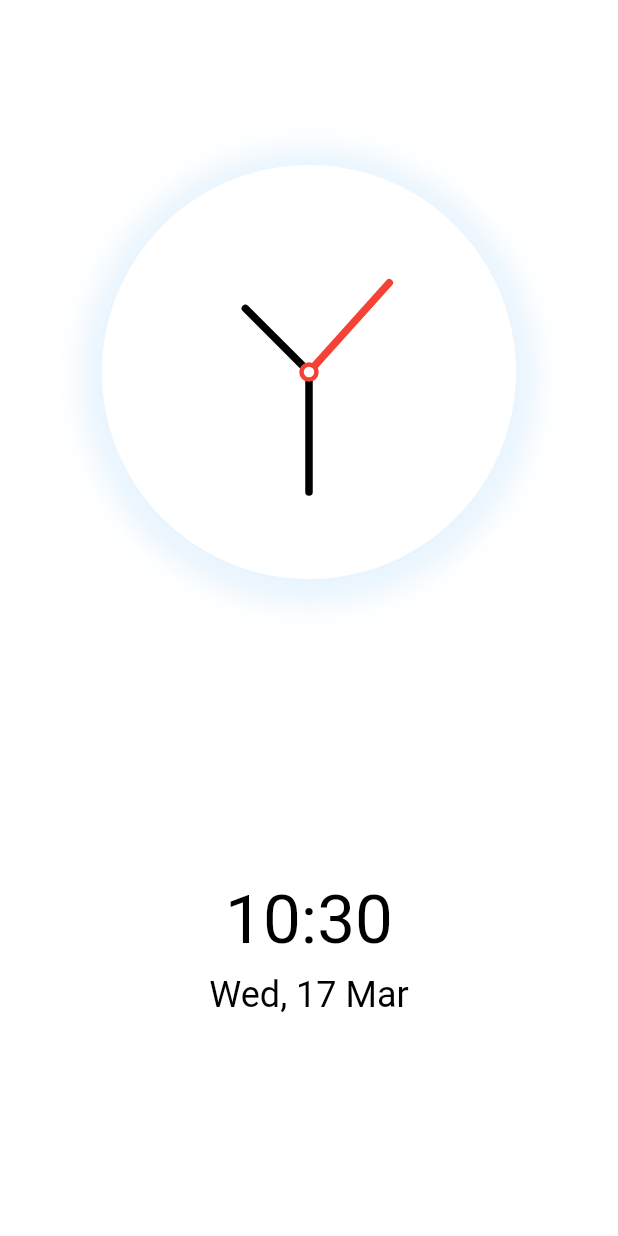
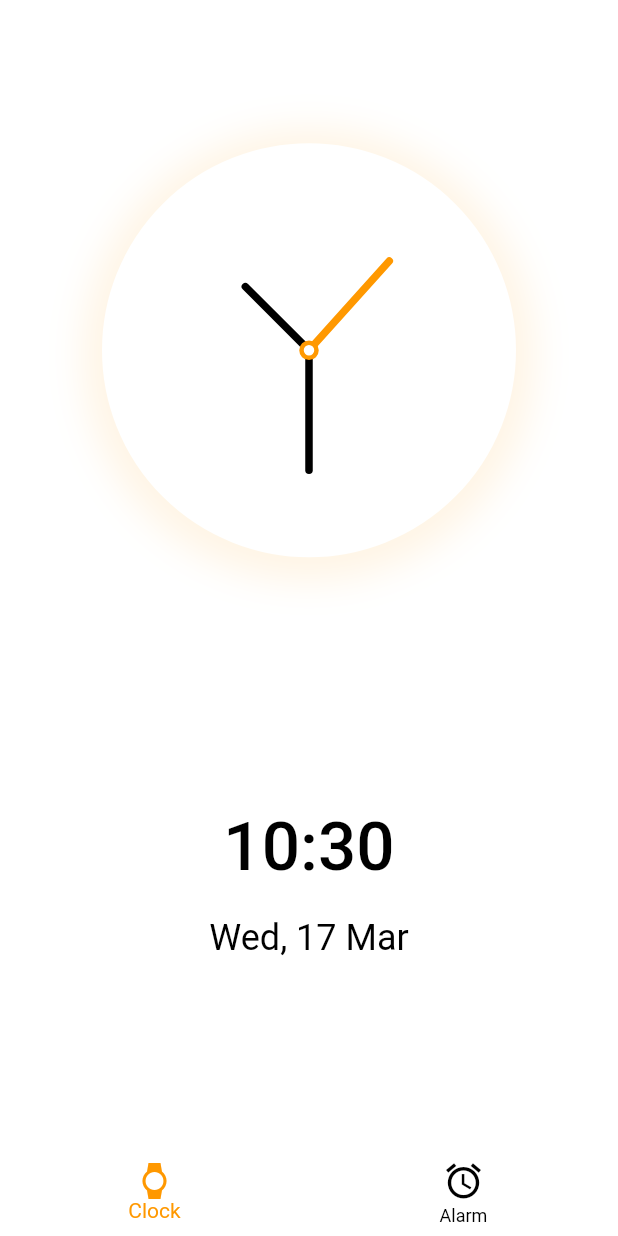
Before and after one commit to SanchezQb/flutter_alarm_clock, a Flutter app: the screen it shows after launch, on a phone screen of 412 x 824 dp. Run offline on Flutter 3.47's test engine with Material 2 defaults, Android fonts, the phone set to English and light mode, and no system bars.

Commit message:
tabbed view, new color scheme and default alarms

```diff
--- /dev/null
+++ b/lib/application/ui/alarm/data/alarms.dart
@@ -0,0 +1,19 @@
+import 'package:clock_app/application/ui/alarm/models/alarm_model.dart';
+
+List<Alarm> alarms = [
+  Alarm(
+    alarmDateTime: DateTime.now().add(
+      const Duration(hours: 19),
+    ),
+  ),
+  Alarm(
+    alarmDateTime: DateTime.now().add(
+      const Duration(hours: 2),
+    ),
+  ),
+  Alarm(
+    alarmDateTime: DateTime.now().add(
+      const Duration(hours: 12),
+    ),
+  )
+];
--- /dev/null
+++ b/lib/application/ui/alarm/models/alarm_model.dart
@@ -0,0 +1,9 @@
+import 'package:flutter/foundation.dart';
+
+class Alarm {
+  DateTime alarmDateTime;
+  bool isActive;
+  Alarm({
+    @required this.alarmDateTime,
+  });
+}
--- a/lib/application/ui/clock/pages/clock_page.dart
+++ b/lib/application/ui/clock/pages/clock_page.dart
@@ -1,111 +1,41 @@
-import 'dart:async';
-import 'dart:math';
+import 'package:clock_app/application/ui/clock/widgets/clock_widget.dart';
+import 'package:flutter/material.dart';
+import 'package:intl/intl.dart';
 
-import 'package:flutter/material.dart';
-
-class ClockPage extends StatefulWidget {
-  @override
-  _ClockPageState createState() => _ClockPageState();
-}
-
-class _ClockPageState extends State<ClockPage> {
-  @override
-  void initState() {
-    super.initState();
-    Timer.periodic(const Duration(seconds: 1), (timer) {
-      setState(() {});
-    });
-  }
-
+class ClockPage extends StatelessWidget {
+  static final currentDate = DateTime.now();
+  final date = DateFormat('EEE, d MMM').format(currentDate);
+  final time = DateFormat('HH:mm').format(currentDate);
   @override
   Widget build(BuildContext context) {
-    return Container(
-        width: 300,
-        height: 300,
-        decoration: BoxDecoration(
-          shape: BoxShape.circle,
-          boxShadow: [
-            BoxShadow(
-              color: Colors.blue.withOpacity(0.1),
-              spreadRadius: 2,
-              blurRadius: 15,
-              offset: const Offset(0, 3),
-            ),
-          ],
+    return Column(
+      children: [
+        Expanded(
+          child: Center(child: ClockWidget()),
         ),
-        child: Transform.rotate(
-          angle: -pi / 2,
-          child: CustomPaint(
-            painter: ClockPainter(),
+        Expanded(
+          child: Column(
+            mainAxisAlignment: MainAxisAlignment.center,
+            children: [
+              Text(
+                time,
+                style: Theme.of(context)
+                    .textTheme
+                    .headline3
+                    .copyWith(color: Colors.black, fontWeight: FontWeight.w500),
+              ),
+              const SizedBox(height: 20),
+              Text(
+                date,
+                style: Theme.of(context)
+                    .textTheme
+                    .headline5
+                    .copyWith(color: Colors.black),
+              ),
+            ],
           ),
-        ));
+        ),
+      ],
+    );
   }
 }
-
-class ClockPainter extends CustomPainter {
-  final currentDate = DateTime.now();
-
-  @override
-  void paint(Canvas canvas, Size size) {
-    final centerX = size.width / 2;
-    final centerY = size.height / 2;
-    final center = Offset(centerX, centerY);
-    final radius = min(centerX, centerY);
-
-    final fillCirclePaint = Paint()..color = Colors.white;
-    final outlineCirclePaint = Paint()
-      ..strokeWidth = 16
-      ..style = PaintingStyle.stroke
-      ..color = Colors.white;
-    final centerDotPainter = Paint()..color = Colors.white;
-    final centerOutlinePainter = Paint()
-      ..strokeWidth = 3
-      ..style = PaintingStyle.stroke
-      ..color = Colors.red;
-
-    final secondHandPaint = Paint()
-      ..style = PaintingStyle.stroke
-      ..strokeWidth = 5
-      ..strokeCap = StrokeCap.round
-      ..color = Colors.red;
-
-    final minuteHandPaint = Paint()
-      ..style = PaintingStyle.stroke
-      ..strokeWidth = 5
-      ..strokeCap = StrokeCap.round
-      ..color = Colors.black;
-
-    final hourHandPaint = Paint()
-      ..style = PaintingStyle.stroke
-      ..strokeWidth = 5
-      ..strokeCap = StrokeCap.round
-      ..color = Colors.black;
-
-    canvas.drawCircle(center, radius - 20, fillCirclePaint);
-    canvas.drawCircle(center, radius - 20, outlineCirclePaint);
-
-    final secondHandX = centerX + 80 * cos(currentDate.second * 6 * pi / 180);
-    final secondHandY = centerX + 80 * sin(currentDate.second * 6 * pi / 180);
-
-    canvas.drawLine(center, Offset(secondHandX, secondHandY), secondHandPaint);
-
-    final minuteHandX = centerX + 80 * cos(currentDate.minute * 6 * pi / 180);
-    final minuteHandY = centerX + 80 * sin(currentDate.minute * 6 * pi / 180);
-
-    canvas.drawLine(center, Offset(minuteHandX, minuteHandY), minuteHandPaint);
-
-    final hourHandX = centerX +
-        60 * cos((currentDate.hour * 30 + currentDate.minute * .5) * pi / 180);
-    final hourHandY = centerX +
-        60 * sin((currentDate.hour * 30 + currentDate.minute * .5) * pi / 180);
-    canvas.drawLine(center, Offset(hourHandX, hourHandY), hourHandPaint);
-
-    canvas.drawCircle(center, 5, centerDotPainter);
-    canvas.drawCircle(center, 5, centerOutlinePainter);
-  }
-
-  @override
-  bool shouldRepaint(covariant CustomPainter oldDelegate) {
-    return true;
-  }
-}
--- /dev/null
+++ b/lib/application/ui/clock/widgets/clock_widget.dart
@@ -0,0 +1,118 @@
+import 'dart:async';
+import 'dart:math';
+
+import 'package:flutter/material.dart';
+
+class ClockWidget extends StatefulWidget {
+  @override
+  _ClockWidgetState createState() => _ClockWidgetState();
+}
+
+class _ClockWidgetState extends State<ClockWidget> {
+  Timer timer;
+  @override
+  void initState() {
+    super.initState();
+    timer = Timer.periodic(const Duration(seconds: 1), (timer) {
+      setState(() {});
+    });
+  }
+
+  @override
+  void dispose() {
+    timer.cancel();
+    super.dispose();
+  }
+
+  @override
+  Widget build(BuildContext context) {
+    return Container(
+        width: 300,
+        height: 300,
+        decoration: BoxDecoration(
+          shape: BoxShape.circle,
+          boxShadow: [
+            BoxShadow(
+              color: Colors.orange.withOpacity(0.1),
+              spreadRadius: 0.5,
+              blurRadius: 20,
+              offset: const Offset(0, 3),
+            ),
+          ],
+        ),
+        child: Transform.rotate(
+          angle: -pi / 2,
+          child: CustomPaint(
+            painter: ClockPainter(),
+          ),
+        ));
+  }
+}
+
+class ClockPainter extends CustomPainter {
+  final currentDate = DateTime.now();
+
+  @override
+  void paint(Canvas canvas, Size size) {
+    final centerX = size.width / 2;
+    final centerY = size.height / 2;
+    final center = Offset(centerX, centerY);
+    final radius = min(centerX, centerY);
+
+    final fillCirclePaint = Paint()..color = Colors.white;
+    final outlineCirclePaint = Paint()
+      ..strokeWidth = 16
+      ..style = PaintingStyle.stroke
+      ..color = Colors.white;
+    final centerDotPainter = Paint()..color = Colors.white;
+    final centerOutlinePainter = Paint()
+      ..strokeWidth = 3
+      ..style = PaintingStyle.stroke
+      ..color = Colors.orange;
+
+    final secondHandPaint = Paint()
+      ..style = PaintingStyle.stroke
+      ..strokeWidth = 5
+      ..strokeCap = StrokeCap.round
+      ..color = Colors.orange;
+
+    final minuteHandPaint = Paint()
+      ..style = PaintingStyle.stroke
+      ..strokeWidth = 5
+      ..strokeCap = StrokeCap.round
+      ..color = Colors.black;
+
+    final hourHandPaint = Paint()
+      ..style = PaintingStyle.stroke
+      ..strokeWidth = 5
+      ..strokeCap = StrokeCap.round
+      ..color = Colors.black;
+
+    canvas.drawCircle(center, radius - 20, fillCirclePaint);
+    canvas.drawCircle(center, radius - 20, outlineCirclePaint);
+
+    final hourHandX = centerX +
+        60 * cos((currentDate.hour * 30 + currentDate.minute * .5) * pi / 180);
+    final hourHandY = centerX +
+        60 * sin((currentDate.hour * 30 + currentDate.minute * .5) * pi / 180);
+    canvas.drawLine(center, Offset(hourHandX, hourHandY), hourHandPaint);
+
+    final minuteHandX = centerX + 80 * cos(currentDate.minute * 6 * pi / 180);
+    final minuteHandY = centerX + 80 * sin(currentDate.minute * 6 * pi / 180);
+
+    canvas.drawLine(center, Offset(minuteHandX, minuteHandY), minuteHandPaint);
+
+    final secondHandX = centerX + 80 * cos(currentDate.second * 6 * pi / 180);
+    final secondHandY = centerX + 80 * sin(currentDate.second * 6 * pi / 180);
+
+    canvas.drawLine(center, Offset(secondHandX, secondHandY), secondHandPaint);
+
+    canvas.drawCircle(center, 5, centerDotPainter);
+    canvas.drawCircle(center, 5, centerOutlinePainter);
+  }
+
+  @override
+  bool shouldRepaint(covariant CustomPainter oldDelegate) {
+    return true;
+  }
+}
--- a/lib/application/ui/home/pages/home_page.dart
+++ b/lib/application/ui/home/pages/home_page.dart
@@ -1,6 +1,6 @@
+import 'package:clock_app/application/ui/alarm/pages/alarm_page.dart';
 import 'package:clock_app/application/ui/clock/pages/clock_page.dart';
 import 'package:flutter/material.dart';
-import 'package:intl/intl.dart';
 
 class HomePage extends StatefulWidget {
   @override
@@ -8,9 +8,12 @@ class HomePage extends StatefulWidget {
 }
 
 class _HomePageState extends State<HomePage> {
-  static final currentDate = DateTime.now();
-  final date = DateFormat('EEE, d MMM').format(currentDate);
-  final time = DateFormat('HH:mm').format(currentDate);
+  int _currentIndex = 0;
+
+  final List<Widget> _pages = [
+    ClockPage(),
+    AlarmPage(),
+  ];
   @override
   Widget build(BuildContext context) {
     return Scaffold(
@@ -19,33 +22,37 @@ class _HomePageState extends State<HomePage> {
         backgroundColor: Colors.white,
         elevation: 0,
       ),
-      body: Column(
-        children: [
-          Expanded(
-            child: Center(child: ClockPage()),
-          ),
-          Expanded(
-            child: Column(
-              mainAxisAlignment: MainAxisAlignment.center,
-              children: [
-                Text(
-                  time,
-                  style: Theme.of(context).textTheme.headline3.copyWith(
-                        color: Colors.black,
-                      ),
-                ),
-                const SizedBox(height: 10),
-                Text(
-                  date,
-                  style: Theme.of(context).textTheme.headline5.copyWith(
-                        color: Colors.black,
-                      ),
-                ),
-              ],
-            ),
-          ),
-        ],
+      body: _pages[_currentIndex],
+      bottomNavigationBar: BottomNavigationBar(
+        items: tabItems(),
+        type: BottomNavigationBarType.fixed,
+        currentIndex: _currentIndex,
+        onTap: (index) {
+          setState(() {
+            _currentIndex = index;
+          });
+        },
+        unselectedItemColor: Colors.black,
+        selectedItemColor: Colors.orange,
+        elevation: 0,
+        backgroundColor: Colors.white,
       ),
     );
   }
+
+  List<BottomNavigationBarItem> tabItems() {
+    return <BottomNavigationBarItem>[
+      const BottomNavigationBarItem(
+        icon: Icon(Icons.watch_sharp),
+        label: 'Clock',
+      ),
+      const BottomNavigationBarItem(
+        icon: Icon(
+          Icons.alarm,
+          size: 28,
+        ),
+        label: 'Alarm',
+      ),
+    ];
+  }
 }
```
Also changed, not shown: lib/application/ui/alarm/pages/alarm_page.dart (added, +74 -0 lines), lib/application/ui/alarm/widgets/frosted_glass_box.dart (added, +76 -0 lines).
